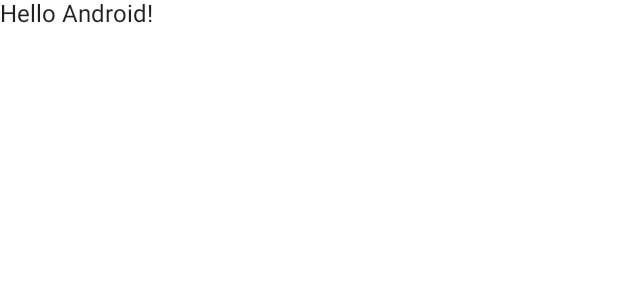
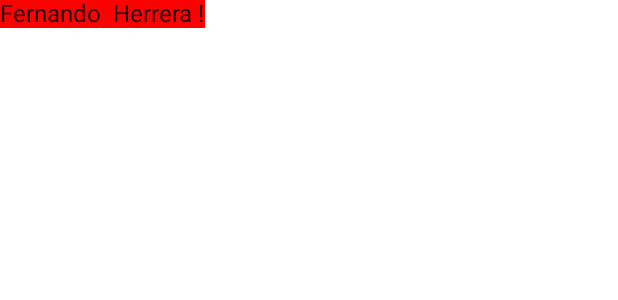
Before and after one commit to Babubarta/LearningKotlin, an Android app built with Jetpack Compose: the @Preview function DefaultPreview, on a phone screen of 412 x 824 dp. Shown: the top 300 px of the screen. Run offline under Robolectric (Android 15) with nearby library versions, the phone set to English and light mode, and no system bars.

Commit message:
Color fondo

```diff
--- a/app/src/main/AndroidManifest.xml
+++ b/app/src/main/AndroidManifest.xml
@@ -1,6 +1,6 @@
 <?xml version="1.0" encoding="utf-8"?>
 <manifest xmlns:android="http://schemas.android.com/apk/res/android"
-    xmlns:tools="http://schemas.android.com/tools">
+    xmlns:tools="http://schemas.android.com/tools" >
 
     <application
         android:allowBackup="true"
@@ -10,12 +10,12 @@
         android:label="@string/app_name"
         android:supportsRtl="true"
         android:theme="@style/Theme.Hello"
-        tools:targetApi="31">
+        tools:targetApi="31" >
         <activity
             android:name=".MainActivity"
             android:exported="true"
             android:label="@string/app_name"
-            android:theme="@style/Theme.Hello">
+            android:theme="@style/Theme.Hello" >
             <intent-filter>
                 <action android:name="android.intent.action.MAIN" />
 
--- a/app/src/main/java/com/example/hello/MainActivity.kt
+++ b/app/src/main/java/com/example/hello/MainActivity.kt
@@ -3,12 +3,14 @@ package com.example.hello
 import android.os.Bundle
 import androidx.activity.ComponentActivity
 import androidx.activity.compose.setContent
+import androidx.compose.foundation.layout.Box
 import androidx.compose.foundation.layout.fillMaxSize
 import androidx.compose.material.MaterialTheme
 import androidx.compose.material.Surface
 import androidx.compose.material.Text
 import androidx.compose.runtime.Composable
 import androidx.compose.ui.Modifier
+import androidx.compose.ui.graphics.Color
 import androidx.compose.ui.tooling.preview.Preview
 import com.example.hello.ui.theme.HelloTheme
 
@@ -18,10 +20,7 @@ class MainActivity : ComponentActivity() {
         setContent {
             HelloTheme {
                 // A surface container using the 'background' color from the theme
-                Surface(
-                    modifier = Modifier.fillMaxSize(),
-                    color = MaterialTheme.colors.background
-                ) {
+                Surface(modifier = Modifier.fillMaxSize(), color = MaterialTheme.colors.background) {
                     Greeting("Android")
                 }
             }
@@ -31,13 +30,15 @@ class MainActivity : ComponentActivity() {
 
 @Composable
 fun Greeting(name: String) {
-    Text(text = "Hello $name!")
+    Surface(color = Color.Red) {
+        Text(text = "Fernando  $name!")
+    }
 }
 
 @Preview(showBackground = true)
 @Composable
 fun DefaultPreview() {
     HelloTheme {
-        Greeting("Android")
+        Greeting("Herrera ")
     }
 }
--- a/app/src/main/res/values/themes.xml
+++ b/app/src/main/res/values/themes.xml
@@ -1,6 +1,5 @@
 <?xml version="1.0" encoding="utf-8"?>
 <resources>
-
     <style name="Theme.Hello" parent="android:Theme.Material.Light.NoActionBar">
         <item name="android:statusBarColor">@color/purple_700</item>
     </style>
```
Also changed, not shown: 1 other file.
